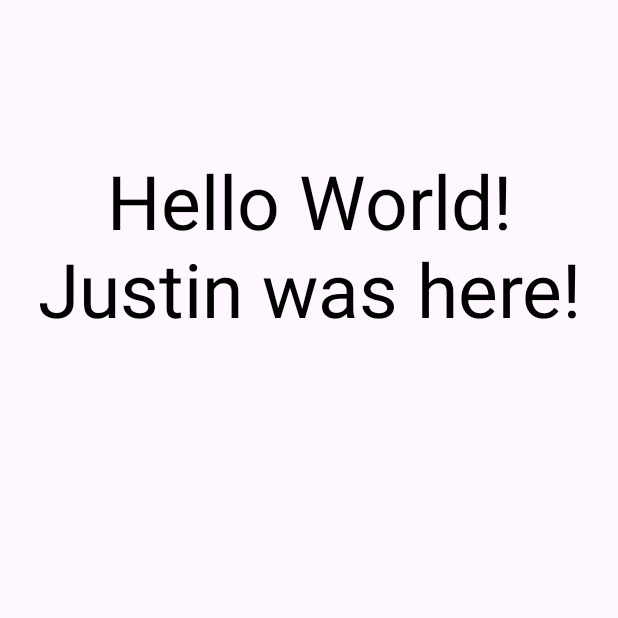
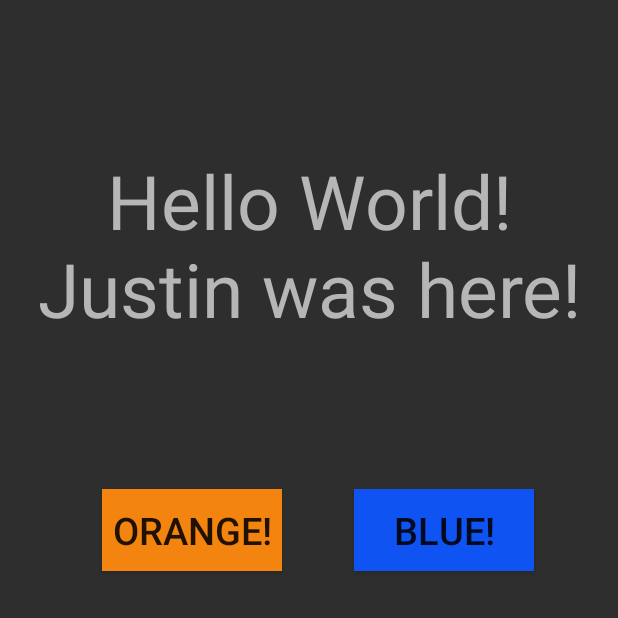
Before and after one commit to msharif-isu/MS3_3, an Android app: the screen it shows after launch (MainActivity), on a phone screen of 412 x 824 dp, the top half of it. Run offline under Robolectric (Android 15) with nearby library versions, the phone set to English and light mode, and no system bars.

Commit message:
Customized the android application for hello world

```diff
--- a/Experiment/JustinSebahar/tutorials-android_unit1_1_helloworld/AndroidExample/app/src/main/java/com/example/androidexample/MainActivity.java
+++ b/Experiment/JustinSebahar/tutorials-android_unit1_1_helloworld/AndroidExample/app/src/main/java/com/example/androidexample/MainActivity.java
@@ -13,6 +13,8 @@ import org.w3c.dom.Text;
 public class MainActivity extends AppCompatActivity {
 
     private TextView messageText;   // define message textview variable
+    private Button bBlue; //Button to swap colors!
+    private Button bOrange; //Button to swap colors!
 
     @Override
     protected void onCreate(Bundle savedInstanceState) {
@@ -24,5 +26,25 @@ public class MainActivity extends AppCompatActivity {
         messageText.setTextAlignment(View.TEXT_ALIGNMENT_CENTER);
         messageText.setText("Hello World! Justin was here!");
 
+        //Instantiate buttons and change their colors
+        bBlue = findViewById(R.id.bBlue);
+        bBlue.setBackgroundColor(getColor(R.color.blue));
+        bOrange = findViewById(R.id.bOrange);
+        bOrange.setBackgroundColor(getColor(R.color.orange));
+
+        //Set action listeners so that when either button is clicked, the text changes to their color
+        bBlue.setOnClickListener(new View.OnClickListener(){
+            @Override
+            public void onClick(View view) {
+                messageText.setTextColor(getColor(R.color.blue));
+            }
+        });
+
+        bOrange.setOnClickListener(new View.OnClickListener(){
+            @Override
+            public void onClick(View view) {
+                messageText.setTextColor(getColor(R.color.orange));
+            }
+        });
     }
 }
--- a/Experiment/JustinSebahar/tutorials-android_unit1_1_helloworld/AndroidExample/app/src/main/res/layout/activity_main.xml
+++ b/Experiment/JustinSebahar/tutorials-android_unit1_1_helloworld/AndroidExample/app/src/main/res/layout/activity_main.xml
@@ -1,21 +1,45 @@
 <?xml version="1.0" encoding="utf-8"?>
-<androidx.appcompat.widget.LinearLayoutCompat
+<androidx.constraintlayout.widget.ConstraintLayout xmlns:android="http://schemas.android.com/apk/res/android"
+    xmlns:app="http://schemas.android.com/apk/res-auto"
     xmlns:tools="http://schemas.android.com/tools"
-    xmlns:android="http://schemas.android.com/apk/res/android"
-    tools:context=".MainActivity"
+    android:id="@+id/linearLayoutCompat"
+    android:layout_width="match_parent"
     android:layout_height="match_parent"
-    android:layout_width="match_parent"
-    android:orientation="vertical">
+    android:background="#2e2e2e"
+    tools:context=".MainActivity">
 
     <TextView
         android:id="@+id/main_msg_txt"
-        android:layout_width="wrap_content"
+        android:layout_width="0dp"
         android:layout_height="wrap_content"
-        android:layout_gravity="center"
         android:layout_marginTop="100dp"
-        android:layout_marginBottom="50dp"
+        android:textColor="#b6b6b8"
         android:textSize="50dp"
-        android:textColor="#000000" >
-    </TextView>
+        app:layout_constraintEnd_toEndOf="parent"
+        app:layout_constraintStart_toStartOf="parent"
+        app:layout_constraintTop_toTopOf="parent"></TextView>
 
-</androidx.appcompat.widget.LinearLayoutCompat>
+    <Button
+        android:id="@+id/bBlue"
+        android:layout_width="120dp"
+        android:layout_height="wrap_content"
+        android:layout_marginTop="100dp"
+        android:layout_marginEnd="56dp"
+        android:text="Blue!"
+        android:textSize="25sp"
+        app:layout_constraintEnd_toEndOf="parent"
+        app:layout_constraintTop_toBottomOf="@+id/main_msg_txt" />
+
+    <Button
+        android:id="@+id/bOrange"
+        android:layout_width="120dp"
+        android:layout_height="wrap_content"
+        android:layout_marginStart="68dp"
+        android:layout_marginTop="100dp"
+        android:text="Orange!"
+        android:textSize="25sp"
+        app:layout_constraintStart_toStartOf="parent"
+        app:layout_constraintTop_toBottomOf="@+id/main_msg_txt" />
+
+
+</androidx.constraintlayout.widget.ConstraintLayout>
--- a/Experiment/JustinSebahar/tutorials-android_unit1_1_helloworld/AndroidExample/app/src/main/res/values-night/themes.xml
+++ b/Experiment/JustinSebahar/tutorials-android_unit1_1_helloworld/AndroidExample/app/src/main/res/values-night/themes.xml
@@ -1,6 +1,6 @@
 <resources xmlns:tools="http://schemas.android.com/tools">
     <!-- Base application theme. -->
-    <style name="Base.Theme.AndroidExample" parent="Theme.Material3.DayNight.NoActionBar">
+    <style name="Base.Theme.AndroidExample" parent="Theme.AppCompat.Light.NoActionBar">
         <!-- Customize your dark theme here. -->
         <!-- <item name="colorPrimary">@color/my_dark_primary</item> -->
     </style>
--- a/Experiment/JustinSebahar/tutorials-android_unit1_1_helloworld/AndroidExample/app/src/main/res/values/colors.xml
+++ b/Experiment/JustinSebahar/tutorials-android_unit1_1_helloworld/AndroidExample/app/src/main/res/values/colors.xml
@@ -2,4 +2,6 @@
 <resources>
     <color name="black">#FF000000</color>
     <color name="white">#FFFFFFFF</color>
+    <color name="orange">#f2840f</color>
+    <color name="blue">#0f53f2</color>
 </resources>
--- a/Experiment/JustinSebahar/tutorials-android_unit1_1_helloworld/AndroidExample/app/src/main/res/values/themes.xml
+++ b/Experiment/JustinSebahar/tutorials-android_unit1_1_helloworld/AndroidExample/app/src/main/res/values/themes.xml
@@ -1,6 +1,6 @@
 <resources xmlns:tools="http://schemas.android.com/tools">
     <!-- Base application theme. -->
-    <style name="Base.Theme.AndroidExample" parent="Theme.Material3.DayNight.NoActionBar">
+    <style name="Base.Theme.AndroidExample" parent="Theme.AppCompat.Light.NoActionBar">
         <!-- Customize your light theme here. -->
         <!-- <item name="colorPrimary">@color/my_light_primary</item> -->
     </style>
```
